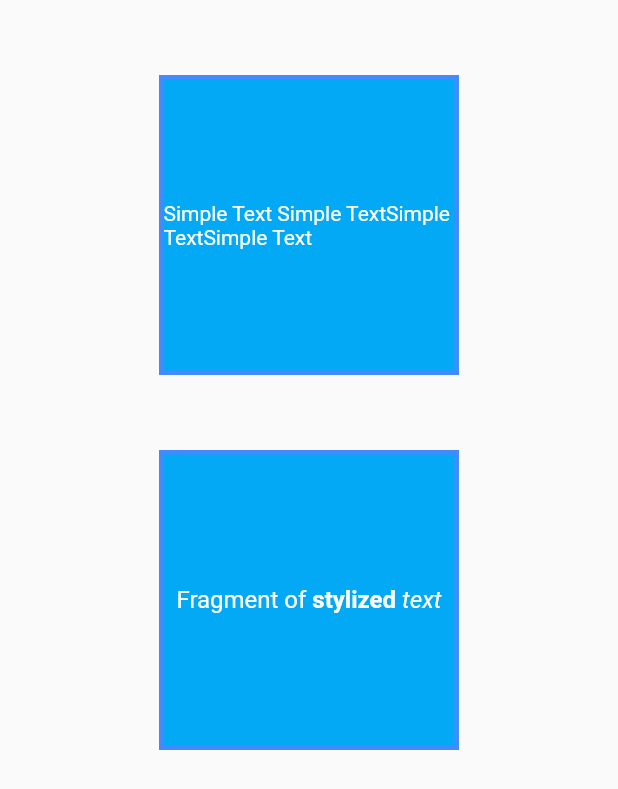
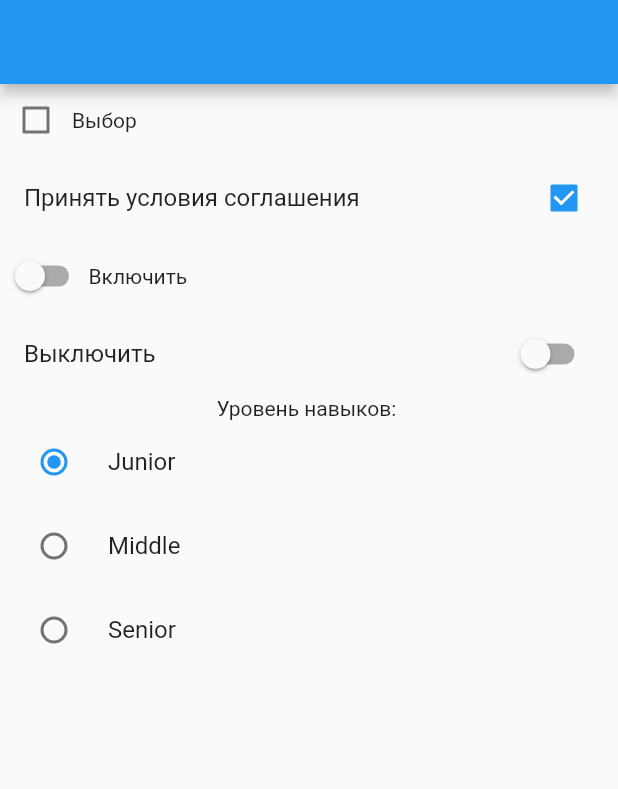
Before and after one commit to LazarevVY/widget_demo, a Flutter app: the screen it shows after launch, on a phone screen of 412 x 824 dp. Shown: the top 789 px of the screen. Run offline on Flutter 3.47's test engine with Material 2 defaults, Android fonts, the phone set to English and light mode, and no system bars.

Commit message:
Switches using

```diff
--- a/lib/main.dart
+++ b/lib/main.dart
@@ -1,6 +1,6 @@
 import 'package:flutter/material.dart';
-import 'text_demo_screen.dart';
+import 'switches_demo_screen.dart';
 
 void main() {
-  runApp(const TextDemoScreen() );
+  runApp(const SwitchesDemoScreen() );
 }
--- /dev/null
+++ b/lib/switches_demo_screen.dart
@@ -0,0 +1,81 @@
+import 'package:flutter/material.dart';
+
+class SwitchesDemoScreen extends StatefulWidget {
+  const SwitchesDemoScreen({Key? key}) : super(key: key);
+
+  @override
+  _SwitchesDemoScreenState createState() => _SwitchesDemoScreenState();
+}
+
+enum SkillLevel { junior , middle, senior }
+
+class _SwitchesDemoScreenState extends State<SwitchesDemoScreen> {
+  bool _checked = false;
+  bool _confirmAgreement = true;
+  SkillLevel? _skillLevel = SkillLevel.junior;
+
+  void _onCheckedChange(bool? val){
+    setState(() {
+      _checked = !_checked;
+    });
+  }
+
+  void _onSkillLevelChanged (SkillLevel? value){
+    setState(() {
+      _skillLevel = value;
+    });
+  }
+  @override
+  Widget build(BuildContext context) {
+    return MaterialApp(
+        home: Scaffold(
+          appBar: AppBar(),
+          body: Center(
+            child: Column(
+              children: [
+                Row(
+                  children: [
+                    Checkbox(value: _checked, onChanged: _onCheckedChange),
+                    Text("Выбор"),
+                    ],
+                ),
+                    CheckboxListTile(
+                        value: _confirmAgreement,
+                        title: Text("Принять условия соглашения"), onChanged: (val){
+                          setState(() {
+                            _confirmAgreement = !_confirmAgreement;
+                          });
+                    }),
+                Row(
+                  children: [
+                    Switch(value: _checked, onChanged: _onCheckedChange),
+                    const Text("Включить"),
+                  ],
+                ),
+                SwitchListTile(
+                    title: const Text("Выключить"),
+                    value: _checked, onChanged: _onCheckedChange
+                ),
+                const Text("Уровень навыков: "),
+                RadioListTile<SkillLevel>(
+                  title: const Text("Junior"),
+                    value: SkillLevel.junior,
+                    groupValue: _skillLevel,
+                    onChanged: _onSkillLevelChanged),
+                RadioListTile<SkillLevel>(
+                    title: const Text("Middle"),
+                    value: SkillLevel.middle,
+                    groupValue: _skillLevel,
+                    onChanged: _onSkillLevelChanged),
+                RadioListTile<SkillLevel>(
+                    title: const Text("Senior"),
+                    value: SkillLevel.senior,
+                    groupValue: _skillLevel,
+                    onChanged: _onSkillLevelChanged),
+              ],
+            )
+            ),
+          ),
+        );
+  }
+}
```
